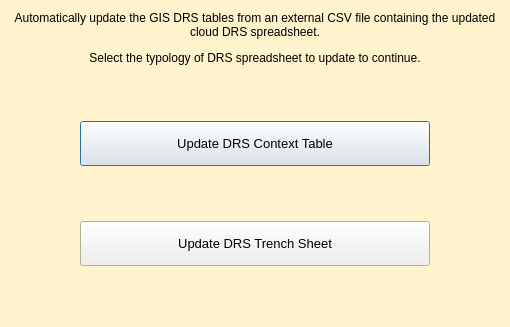
First picture: the form in PCA_Geomax_Survey_Processing/pca_geomax_update_DRS_dialog_base.ui, repository PCA-Geodata/PCA_Geomax_Survey_Processing_QGIS_Plugin, before the edit.
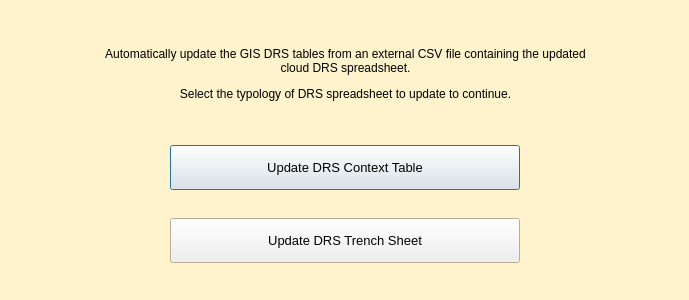
Second picture: the form after the edit. Icons and pictures are not drawn.

Commit message: add geomax proc 2.0

```diff
--- a/PCA_Geomax_Survey_Processing/pca_geomax_update_DRS_dialog_base.ui
+++ b/PCA_Geomax_Survey_Processing/pca_geomax_update_DRS_dialog_base.ui
@@ -9,20 +9,20 @@
    <rect>
     <x>0</x>
     <y>0</y>
-    <width>510</width>
-    <height>327</height>
+    <width>689</width>
+    <height>300</height>
    </rect>
   </property>
   <property name="minimumSize">
    <size>
-    <width>510</width>
-    <height>327</height>
+    <width>600</width>
+    <height>300</height>
    </size>
   </property>
   <property name="maximumSize">
    <size>
-    <width>510</width>
-    <height>327</height>
+    <width>689</width>
+    <height>300</height>
    </size>
   </property>
   <property name="palette">
@@ -92,13 +92,39 @@
   <property name="windowTitle">
    <string>PCA Geomax Survey Processing Plugin</string>
   </property>
+  <property name="modal">
+   <bool>true</bool>
+  </property>
+  <widget class="QWidget" name="">
+   <property name="geometry">
+    <rect>
+     <x>20</x>
+     <y>10</y>
+     <width>651</width>
+     <height>281</height>
+    </rect>
+   </property>
   <layout class="QGridLayout" name="gridLayout">
-   <property name="sizeConstraint">
-    <enum>QLayout::SetNoConstraint</enum>
-   </property>
-   <item row="7" column="0">
-    <layout class="QVBoxLayout" name="verticalLayout">
-     <item>
+    <item row="0" column="0">
+     <widget class="QLabel" name="label_2">
+      <property name="maximumSize">
+       <size>
+        <width>75</width>
+        <height>75</height>
+       </size>
+      </property>
+      <property name="text">
+       <string/>
+      </property>
+      <property name="pixmap">
+       <pixmap>icons/PCA_logo_square_100x100.png</pixmap>
+      </property>
+      <property name="scaledContents">
+       <bool>true</bool>
+      </property>
+     </widget>
+    </item>
+    <item row="0" column="1">
       <widget class="QLabel" name="label">
        <property name="text">
         <string>&lt;html&gt;&lt;head/&gt;&lt;body&gt;&lt;p align=&quot;center&quot;&gt;Automatically update the GIS DRS tables from an external CSV file containing the updated cloud DRS spreadsheet.&lt;/p&gt;&lt;p align=&quot;center&quot;&gt;Select the typology of DRS spreadsheet to update to continue.&lt;/p&gt;&lt;/body&gt;&lt;/html&gt;</string>
@@ -108,19 +134,27 @@
        </property>
       </widget>
      </item>
-     <item>
-      <spacer name="verticalSpacer">
-       <property name="orientation">
-        <enum>Qt::Vertical</enum>
-       </property>
-       <property name="sizeHint" stdset="0">
+    <item row="0" column="2">
+     <widget class="QLabel" name="label_3">
+      <property name="maximumSize">
         <size>
-         <width>20</width>
-         <height>40</height>
-        </size>
-       </property>
-      </spacer>
-     </item>
+        <width>75</width>
+        <height>75</height>
+       </size>
+      </property>
+      <property name="text">
+       <string/>
+      </property>
+      <property name="pixmap">
+       <pixmap>icons/geomax_update_DRS_icon.png</pixmap>
+      </property>
+      <property name="scaledContents">
+       <bool>true</bool>
+      </property>
+     </widget>
+    </item>
+    <item row="1" column="0" colspan="3">
+     <layout class="QVBoxLayout" name="verticalLayout">
      <item alignment="Qt::AlignHCenter">
       <widget class="QPushButton" name="DRS_context_dialog_pushButton">
        <property name="minimumSize">
@@ -146,14 +180,17 @@
       </widget>
      </item>
      <item>
-      <spacer name="verticalSpacer_2">
+       <spacer name="verticalSpacer">
        <property name="orientation">
         <enum>Qt::Vertical</enum>
        </property>
+        <property name="sizeType">
+         <enum>QSizePolicy::Fixed</enum>
+        </property>
        <property name="sizeHint" stdset="0">
         <size>
-         <width>20</width>
-         <height>40</height>
+          <width>15</width>
+          <height>22</height>
         </size>
        </property>
       </spacer>
@@ -182,22 +219,10 @@
        </property>
       </widget>
      </item>
-     <item>
-      <spacer name="verticalSpacer_3">
-       <property name="orientation">
-        <enum>Qt::Vertical</enum>
-       </property>
-       <property name="sizeHint" stdset="0">
-        <size>
-         <width>20</width>
-         <height>40</height>
-        </size>
-       </property>
-      </spacer>
-     </item>
     </layout>
    </item>
   </layout>
+  </widget>
  </widget>
  <resources/>
  <connections/>
```
Lines whose indentation alone changed are shown as unchanged. The commit also changes 47 other files.
